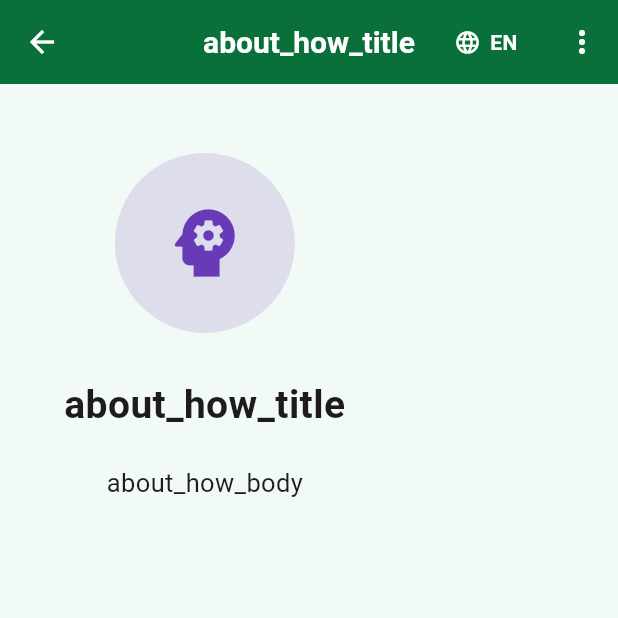
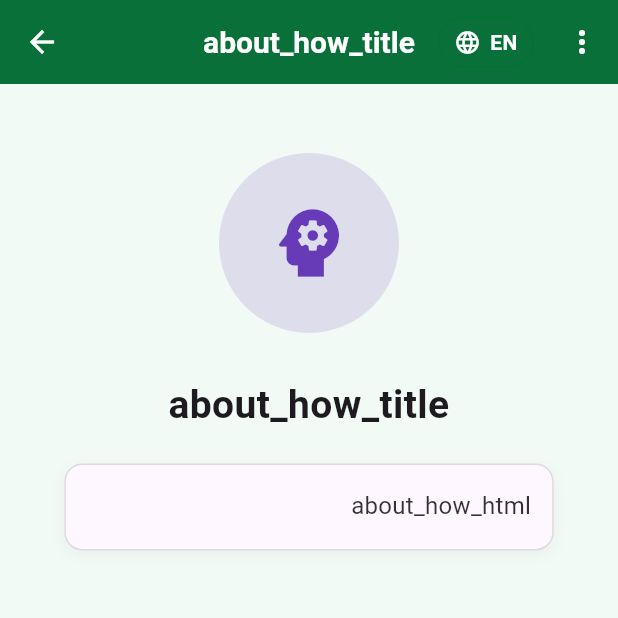
Before and after one commit to EslamKamel89/inheritance, a Flutter app: the AboutScreen screen opened by its route, after a tap on "about_how_title", on a phone screen of 412 x 824 dp, the top half of it. Run offline on Flutter 3.47's test engine with Material 3 defaults, Android fonts, the phone set to English and light mode, and no system bars; drawn by our look-alikes of flutter_animate, flutter_html; our stand-ins replace cached_network_image, connectivity_plus, dio, easy_localization, flutter_bloc, flutter_screenutil and 5 more; accounts and stored records are empty; network calls fail.

Commit message:
feat(about): render styled streaming HTML content with share modal and localization updates

````diff
--- /dev/null
+++ b/lib/core/widgets/styled_html_view.dart
@@ -0,0 +1,247 @@
+import 'dart:async';
+
+import 'package:flutter/material.dart';
+import 'package:flutter_animate/flutter_animate.dart';
+import 'package:flutter_html/flutter_html.dart';
+
+String cleanHtml(String raw) {
+  var s = raw.trim();
+  if (s.startsWith('```html')) {
+    s = s.substring('```html'.length).trim();
+  } else if (s.startsWith('```')) {
+    s = s.substring(3).trim();
+  }
+  if (s.endsWith('```')) {
+    s = s.substring(0, s.length - 3).trim();
+  }
+  return s;
+}
+
+class StyledHtmlView extends StatelessWidget {
+  final String rawResponseHtml;
+  final bool addStyling;
+  final Color? accentColor;
+  final Color? surfaceColor;
+
+  const StyledHtmlView({
+    required this.rawResponseHtml,
+    super.key,
+    this.addStyling = true,
+    this.accentColor,
+    this.surfaceColor,
+  });
+
+  @override
+  Widget build(BuildContext context) {
+    final html = cleanHtml(rawResponseHtml);
+
+    final Color accent = accentColor ?? Theme.of(context).colorScheme.primary;
+    final Color accentSoft = accent.withOpacity(0.05);
+    final Color surface = surfaceColor ?? Theme.of(context).colorScheme.surface;
+    final Color mutedText = Theme.of(context).textTheme.bodyLarge!.color!.withOpacity(0.9);
+
+    return Directionality(
+      textDirection: TextDirection.rtl,
+      child: SingleChildScrollView(
+        child: Container(
+          width: double.infinity,
+          padding: const EdgeInsets.symmetric(horizontal: 14, vertical: 14),
+          decoration: BoxDecoration(
+            color: surface,
+            borderRadius: BorderRadius.circular(12),
+            border: Border.all(color: Colors.black12),
+            boxShadow: const [
+              BoxShadow(blurRadius: 8, offset: Offset(0, 3), color: Color.fromRGBO(0, 0, 0, 0.04)),
+            ],
+          ),
+          child: Html(
+            data: html,
+            shrinkWrap: true,
+            style:
+                addStyling
+                    ? {
+                      // Base reset
+                      'body': Style(
+                        padding: HtmlPaddings.zero,
+                        margin: Margins.zero,
+                        fontSize: FontSize(16),
+                        lineHeight: LineHeight(1.75),
+                        textAlign: TextAlign.start,
+                        color: mutedText,
+                      ),
+
+                      '*': Style(letterSpacing: 0.2),
+
+                      // Titles
+                      'h1': Style(
+                        display: Display.block,
+                        fontSize: FontSize(22),
+                        fontWeight: FontWeight.w800,
+                        color: Colors.white,
+                        padding: HtmlPaddings.symmetric(vertical: 10, horizontal: 18),
+                        margin: Margins.symmetric(vertical: 6),
+                        backgroundColor: accent,
+                        textAlign: TextAlign.center,
+                      ),
+                      'h2': Style(
+                        fontSize: FontSize(18),
+                        fontWeight: FontWeight.w800,
+                        margin: Margins.only(top: 16, bottom: 8),
+                        padding: HtmlPaddings.only(bottom: 6),
+                        color: accent,
+                      ),
+                      'h3': Style(
+                        fontSize: FontSize(17),
+                        fontWeight: FontWeight.w700,
+                        margin: Margins.only(top: 12, bottom: 6),
+                      ),
+                      'h4': Style(
+                        fontSize: FontSize(15),
+                        fontWeight: FontWeight.w700,
+                        margin: Margins.only(top: 10, bottom: 6),
+                      ),
+
+                      // Paragraphs
+                      'p': Style(
+                        fontSize: FontSize(15.5),
+                        margin: Margins.symmetric(vertical: 6),
+                        color: mutedText,
+                      ),
+
+                      // Lists
+                      'ul': Style(
+                        margin: Margins.symmetric(vertical: 6),
+                        padding: HtmlPaddings.only(right: 8),
+                      ),
+                      'ol': Style(
+                        margin: Margins.symmetric(vertical: 6),
+                        padding: HtmlPaddings.only(right: 8),
+                      ),
+                      'li': Style(
+                        fontSize: FontSize(15.5),
+                        margin: Margins.symmetric(vertical: 6),
+                        padding: HtmlPaddings.symmetric(vertical: 10, horizontal: 10),
+                        backgroundColor: accentSoft,
+                        textAlign: TextAlign.start,
+                      ),
+
+                      'strong': Style(fontWeight: FontWeight.w800, color: Colors.black87),
+
+                      'a': Style(textDecoration: TextDecoration.underline, color: accent),
+
+                      'hr': Style(
+                        margin: Margins.symmetric(vertical: 14),
+                        padding: HtmlPaddings.zero,
+                        backgroundColor: Colors.transparent,
+                      ),
+
+                      'blockquote': Style(
+                        margin: Margins.symmetric(vertical: 10),
+                        padding: HtmlPaddings.symmetric(vertical: 10, horizontal: 12),
+                        backgroundColor: accent.withOpacity(0.04),
+                        fontStyle: FontStyle.italic,
+                      ),
+
+                      // 🔹 Semantic AI annotations
+
+                      // Quran verses
+                      'span[data-type="quran"]': Style(
+                        fontSize: FontSize(18),
+                        fontWeight: FontWeight.w700,
+                        color: accent,
+                        textAlign: TextAlign.center,
+                        margin: Margins.symmetric(vertical: 10),
+                        display: Display.block,
+                      ),
+
+                      // Definitions / explanations
+                      'blockquote[data-type="definition"]': Style(
+                        backgroundColor: accent.withOpacity(0.06),
+                        padding: HtmlPaddings.all(12),
+                        margin: Margins.symmetric(vertical: 12),
+                        fontStyle: FontStyle.italic,
+                      ),
+
+                      // Logical contrast / negation
+                      'strong[data-type="contrast"]': Style(
+                        color: Colors.redAccent,
+                        fontWeight: FontWeight.bold,
+                      ),
+                    }
+                    : {},
+            onLinkTap: (url, _, __) {},
+          ),
+        ),
+      ),
+    );
+  }
+}
+
+class StreamingHtmlView extends StatefulWidget {
+  final String rawResponseHtml;
+  final Color? accentColor;
+  final Color? surfaceColor;
+  final bool animate;
+  const StreamingHtmlView({
+    super.key,
+    required this.rawResponseHtml,
+    this.accentColor,
+    this.surfaceColor,
+    this.animate = false,
+  });
+
+  @override
+  State<StreamingHtmlView> createState() => _StreamingHtmlViewState();
+}
+
+class _StreamingHtmlViewState extends State<StreamingHtmlView> {
+  String visibleHtml = "";
+  Timer? _timer;
+  int _index = 0;
+
+  // Speed control (lower = faster typing)
+  final int typingSpeedMs = 6;
+
+  @override
+  void initState() {
+    super.initState();
+    if (widget.animate) {
+      _startStreaming();
+    } else {
+      visibleHtml = widget.rawResponseHtml;
+    }
+  }
+
+  void _startStreaming() {
+    _timer = Timer.periodic(Duration(milliseconds: typingSpeedMs), (timer) {
+      if (_index >= widget.rawResponseHtml.length) {
+        timer.cancel();
+        return;
+      }
+
+      setState(() {
+        _index++;
+        visibleHtml = widget.rawResponseHtml.substring(0, _index);
+      });
+    });
+  }
+
+  @override
+  void dispose() {
+    if (widget.animate) _timer?.cancel();
+    super.dispose();
+  }
+
+  @override
+  Widget build(BuildContext context) {
+    return StyledHtmlView(
+          rawResponseHtml: visibleHtml,
+          accentColor: widget.accentColor,
+          surfaceColor: widget.surfaceColor,
+          addStyling: true,
+        )
+        .animate()
+        .fadeIn(duration: 300.ms)
+        .slideY(begin: 0.05, end: 0, duration: 300.ms, curve: Curves.easeOut);
+  }
+}
--- a/lib/features/inheritance/presentation/about_details_screen.dart
+++ b/lib/features/inheritance/presentation/about_details_screen.dart
@@ -1,18 +1,20 @@
 import 'package:easy_localization/easy_localization.dart';
 import 'package:flutter/material.dart';
 import 'package:flutter_animate/flutter_animate.dart';
+import 'package:inheritance/core/extensions/context-extensions.dart';
 import 'package:inheritance/core/widgets/main_scaffold.dart';
+import 'package:inheritance/core/widgets/styled_html_view.dart';
 
 class AboutDetailScreen extends StatelessWidget {
   final String title;
-  final String body;
+  final String html;
   final IconData icon;
   final Color color;
 
   const AboutDetailScreen({
     super.key,
     required this.title,
-    required this.body,
+    required this.html,
     required this.icon,
     required this.color,
   });
@@ -48,15 +50,19 @@
               textAlign: TextAlign.center,
               style: const TextStyle(fontSize: 26, fontWeight: FontWeight.bold),
             ).animate().fadeIn(delay: 200.ms).slideY(begin: 0.3),
-
             const SizedBox(height: 20),
+            StreamingHtmlView(
+              rawResponseHtml: html,
+              animate: true,
+              accentColor: context.primaryColor,
+            ),
 
             // Full Body (Scrollable)
-            Text(
-              body,
-              textAlign: TextAlign.justify,
-              style: const TextStyle(fontSize: 17, height: 1.6),
-            ).animate().fadeIn(delay: 400.ms),
+            // Text(
+            //   html,
+            //   textAlign: TextAlign.justify,
+            //   style: const TextStyle(fontSize: 17, height: 1.6),
+            // ).animate().fadeIn(delay: 400.ms),
           ],
         ),
       ),
--- a/lib/features/inheritance/presentation/about_screen.dart
+++ b/lib/features/inheritance/presentation/about_screen.dart
@@ -25,6 +25,7 @@
             _InfoCard(
               title: "about_section_title".t(),
               body: "about_section_body".t(),
+              html: "about_section_html".t(),
               icon: Icons.info_outline,
               color: Colors.blue,
             ),
@@ -32,6 +33,7 @@
             _InfoCard(
               title: "about_how_title".t(),
               body: "about_how_body".t(),
+              html: "about_how_html".t(),
               icon: Icons.psychology,
               color: Colors.deepPurple,
             ),
@@ -39,6 +41,7 @@
             _InfoCard(
               title: "about_disclaimer_title".t(),
               body: "about_disclaimer_body".t(),
+              html: "about_disclaimer_html".t(),
               icon: Icons.warning_amber,
               color: Colors.redAccent,
             ),
@@ -46,6 +49,7 @@
             _InfoCard(
               title: "about_limitations_title".t(),
               body: "about_limitations_body".t(),
+              html: "about_limitations_html".t(),
               icon: Icons.block,
               color: Colors.orange,
             ),
@@ -121,6 +125,7 @@
 class _InfoCard extends StatelessWidget {
   final String title;
   final String body;
+  final String html;
   final IconData icon;
   final Color color;
 
@@ -129,6 +134,7 @@
     required this.body,
     required this.icon,
     required this.color,
+    required this.html,
   });
 
   @override
@@ -139,7 +145,7 @@
         Navigator.push(
           context,
           MaterialPageRoute(
-            builder: (_) => AboutDetailScreen(title: title, body: body, icon: icon, color: color),
+            builder: (_) => AboutDetailScreen(title: title, html: html, icon: icon, color: color),
           ),
         );
       },
````
Also changed, not shown: lib/core/services/localization/localization_service.dart (+45 -1 lines), lib/core/widgets/main_scaffold.dart (+98 -0 lines), pubspec.yaml (+2 -8 lines), pubspec.lock.
